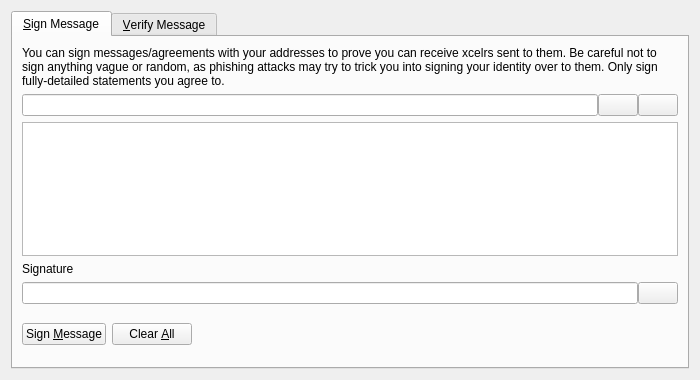
Before: the Qt Designer form src/qt/forms/signverifymessagedialog.ui in XcelRProject/XcelR, drawn with Qt 5.
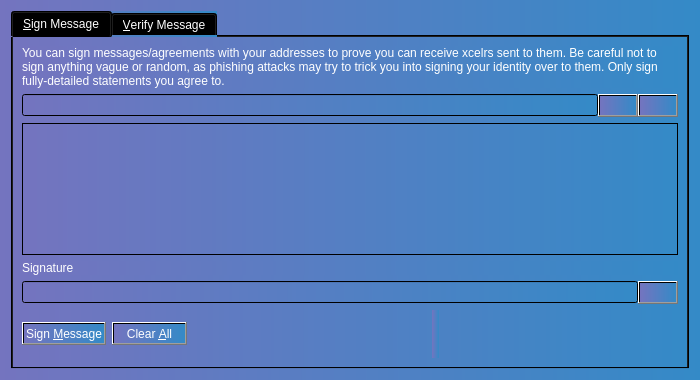
After: the same form once the commit is applied. Icons and pictures are not drawn. Custom widgets are drawn as their Qt base class.

Diff of the .ui file:
```diff
--- a/src/qt/forms/signverifymessagedialog.ui
+++ b/src/qt/forms/signverifymessagedialog.ui
@@ -13,12 +13,18 @@
   <property name="windowTitle">
    <string>Signatures - Sign / Verify a Message</string>
   </property>
+  <property name="styleSheet">
+   <string notr="true">background-color: qlineargradient(spread:pad, x1:0, y1:0, x2:1, y2:0, stop:0 rgba(116, 116, 191, 255), stop:1 rgba(52, 138, 199, 255));</string>
+  </property>
   <property name="modal">
    <bool>true</bool>
   </property>
   <layout class="QVBoxLayout" name="verticalLayout">
    <item>
     <widget class="QTabWidget" name="tabWidget">
+     <property name="styleSheet">
+      <string notr="true">color: rgb(255, 255, 255);</string>
+     </property>
      <property name="currentIndex">
       <number>0</number>
      </property>
@@ -29,6 +35,9 @@
       <layout class="QVBoxLayout" name="verticalLayout_SM">
        <item>
         <widget class="QLabel" name="infoLabel_SM">
+         <property name="styleSheet">
+          <string notr="true">color: rgb(255, 255, 255);</string>
+         </property>
          <property name="text">
           <string>You can sign messages/agreements with your addresses to prove you can receive xcelrs sent to them. Be careful not to sign anything vague or random, as phishing attacks may try to trick you into signing your identity over to them. Only sign fully-detailed statements you agree to.</string>
          </property>
@@ -103,6 +112,9 @@
        </item>
        <item>
         <widget class="QLabel" name="signatureLabel_SM">
+         <property name="styleSheet">
+          <string notr="true">color: rgb(255, 255, 255);</string>
+         </property>
          <property name="text">
           <string>Signature</string>
          </property>
```
